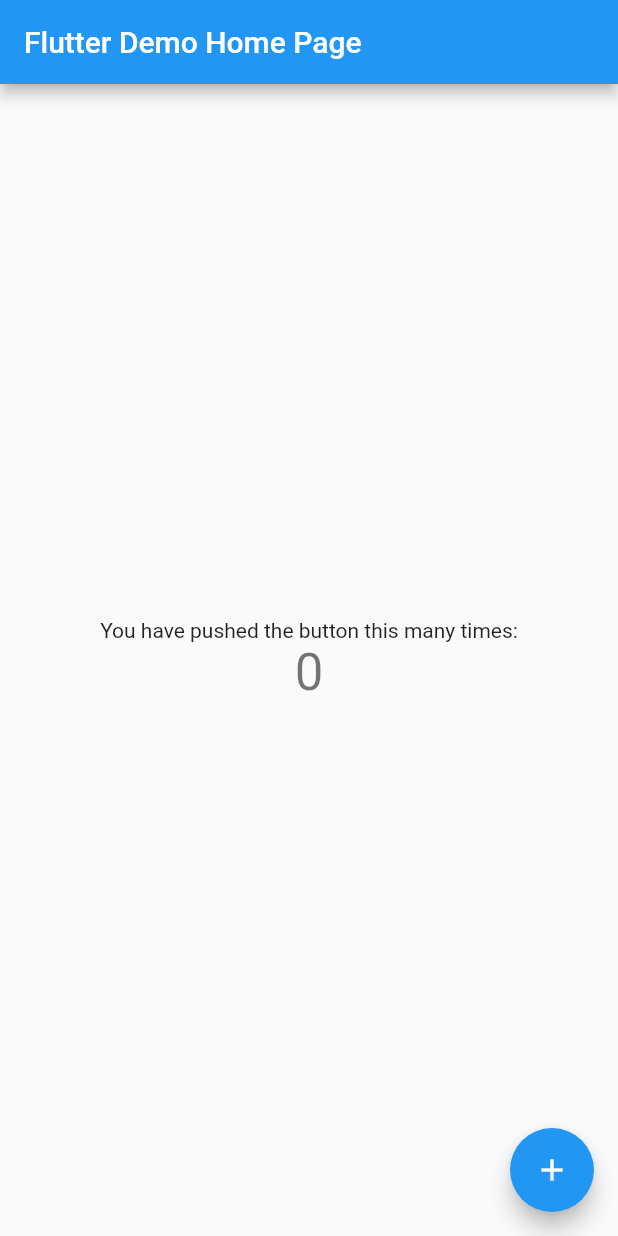
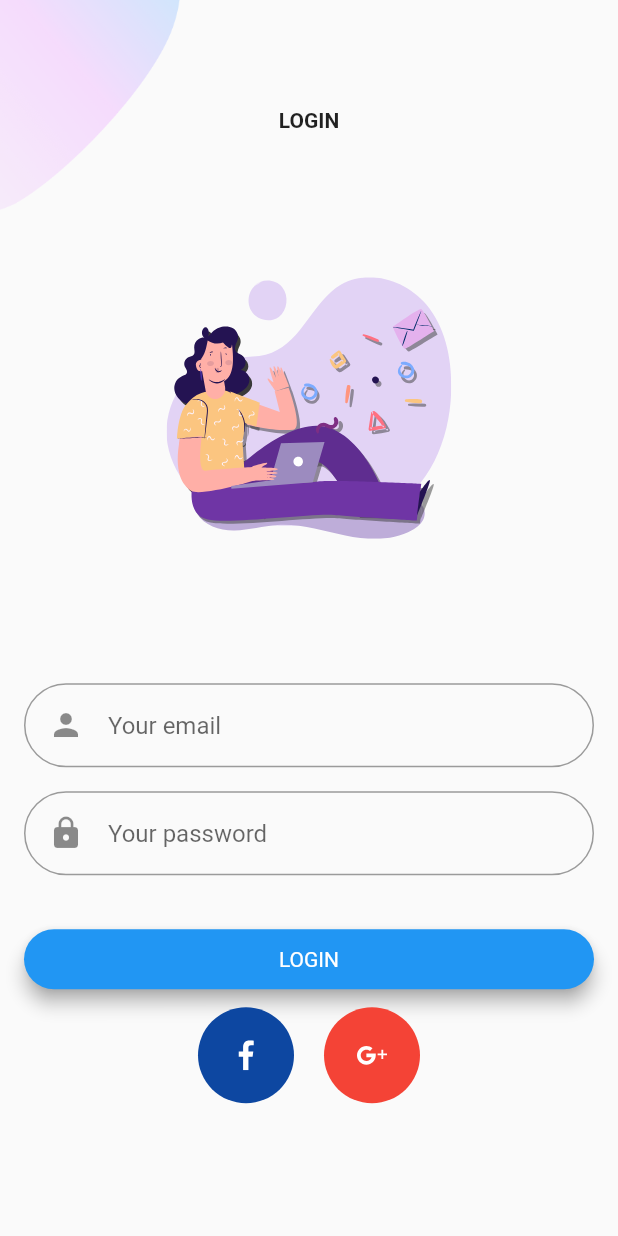
Before and after one commit to rao21/iba_course, a Flutter app: the screen it shows after launch, on a phone screen of 412 x 824 dp. Run offline on Flutter 3.47's test engine with Material 2 defaults, Android fonts, the phone set to English and light mode, and no system bars; our stand-ins replace flutter_svg.

Commit message:
Initial commit.

```diff
--- /dev/null
+++ b/lib/login.dart
@@ -0,0 +1,215 @@
+import 'package:flutter/material.dart';
+import 'package:flutter_svg/flutter_svg.dart';
+
+const double defaultPadding = 16.0;
+
+class Background extends StatelessWidget {
+  final Widget child;
+  const Background({
+    Key? key,
+    required this.child,
+    this.topImage = "assets/images/main_top.png",
+    this.bottomImage = "assets/images/login_bottom.png",
+  }) : super(key: key);
+
+  final String topImage, bottomImage;
+
+  @override
+  Widget build(BuildContext context) {
+    return Scaffold(
+      resizeToAvoidBottomInset: false,
+      body: SizedBox(
+        width: double.infinity,
+        height: MediaQuery.of(context).size.height,
+        child: Stack(
+          alignment: Alignment.center,
+          children: <Widget>[
+            Align(
+              alignment: Alignment.topLeft,
+              child: Image.asset(
+                topImage,
+                width: 120,
+              ),
+            ),
+            SafeArea(
+                child:
+                    Padding(padding: const EdgeInsets.all(16), child: child)),
+            // Align(
+            //   alignment: Alignment.bottomRight,
+            //   child: Image.asset(
+            //     bottomImage,
+            //     width: 120,
+            //   ),
+            // ),
+          ],
+        ),
+      ),
+    );
+  }
+}
+
+class MobileLoginScreen extends StatelessWidget {
+  const MobileLoginScreen({
+    Key? key,
+  }) : super(key: key);
+
+  @override
+  Widget build(BuildContext context) {
+    return Background(
+      child: SingleChildScrollView(
+        child: Column(
+          mainAxisAlignment: MainAxisAlignment.center,
+          children: <Widget>[
+            const Text(
+              "LOGIN",
+              style: TextStyle(fontWeight: FontWeight.bold),
+            ),
+            const SizedBox(height: defaultPadding * 2),
+            Row(
+              children: [
+                const Spacer(),
+                Expanded(
+                  flex: 2,
+                  child: SvgPicture.asset("assets/icons/login.svg"),
+                ),
+                const Spacer(),
+              ],
+            ),
+            const SizedBox(height: defaultPadding * 2),
+            Form(
+              child: Column(
+                children: [
+                  TextField(
+                    decoration: InputDecoration(
+                        prefixIcon: Padding(
+                          padding: const EdgeInsets.all(defaultPadding),
+                          child: Icon(Icons.person),
+                        ),
+                        hintText: "Your email",
+                        contentPadding: const EdgeInsets.all(15),
+                        border: OutlineInputBorder(
+                            borderRadius: BorderRadius.circular(30))),
+                    onChanged: (value) {
+                      // do something
+                    },
+
+                    keyboardType: TextInputType.emailAddress,
+                    textInputAction: TextInputAction.next,
+                    //cursorColor: kPrimaryColor,
+                    //onSaved: (email) {},
+                  ),
+                  Padding(
+                    padding:
+                        const EdgeInsets.symmetric(vertical: defaultPadding),
+                    child: TextFormField(
+                      textInputAction: TextInputAction.done,
+                      obscureText: true,
+                      //cursorColor: kPrimaryColor,
+                      decoration: InputDecoration(
+                          prefixIcon: const Padding(
+                            padding: EdgeInsets.all(defaultPadding),
+                            child: Icon(Icons.lock),
+                          ),
+                          hintText: "Your password",
+                          contentPadding: const EdgeInsets.all(15),
+                          border: OutlineInputBorder(
+                              borderRadius: BorderRadius.circular(30))),
+                    ),
+                  ),
+                  const SizedBox(height: defaultPadding),
+                  SizedBox(
+                    width: MediaQuery.of(context).size.width,
+                    child: ElevatedButton(
+                      onPressed: () {
+                        print("Doing everything");
+                      },
+                      child: const Text("LOGIN"),
+                      style: ElevatedButton.styleFrom(
+                        textStyle: const TextStyle(
+                          fontSize: 14,
+                        ),
+                        minimumSize: const Size(200, 40),
+                        shadowColor: Colors.grey,
+                        elevation: 5,
+                        side: const BorderSide(
+                            color: Colors.transparent,
+                            width: 2,
+                            style: BorderStyle.solid),
+                        shape: RoundedRectangleBorder(
+                          borderRadius: BorderRadius.circular(30),
+                        ),
+                        tapTargetSize: MaterialTapTargetSize.padded,
+                      ),
+                    ),
+                  ),
+                  const SizedBox(
+                    height: 8,
+                  ),
+                  const SocialSignUp(),
+                  const SizedBox(height: defaultPadding),
+                ],
+              ),
+            ),
+          ],
+        ),
+      ),
+    );
+  }
+}
+
+class SocialSignUp extends StatelessWidget {
+  const SocialSignUp({
+    Key? key,
+  }) : super(key: key);
+
+  @override
+  Widget build(BuildContext context) {
+    return Row(
+      mainAxisAlignment: MainAxisAlignment.center,
+      children: [
+        GestureDetector(
+          onTap: () {},
+          child: Container(
+            margin: const EdgeInsets.symmetric(horizontal: 10),
+            padding: const EdgeInsets.all(20),
+            decoration: BoxDecoration(
+              color: Colors.blue[900],
+              border: Border.all(
+                width: 2,
+                color: Colors.transparent,
+              ),
+              shape: BoxShape.circle,
+            ),
+            child: SvgPicture.asset(
+              'assets/icons/facebook.svg',
+              height: 20,
+              width: 20,
+              color: Colors.white,
+            ),
+          ),
+        ),
+        GestureDetector(
+          onTap: () {},
+          child: Container(
+            margin: const EdgeInsets.symmetric(horizontal: 10),
+            padding: const EdgeInsets.all(20),
+            decoration: BoxDecoration(
+              color: Colors.red,
+              border: Border.all(
+                width: 2,
+                color: Colors.transparent,
+              ),
+              shape: BoxShape.circle,
+            ),
+            child: SvgPicture.asset(
+              'assets/icons/google-plus.svg',
+              height: 20,
+              width: 20,
+              color: Colors.white,
+            ),
+          ),
+        )
+      ],
+    );
+  }
+}
--- a/lib/main.dart
+++ b/lib/main.dart
@@ -1,4 +1,5 @@
 import 'package:flutter/material.dart';
+import 'package:iba_course/login.dart';
 
 void main() {
   runApp(const MyApp());
@@ -13,7 +14,7 @@ class MyApp extends StatelessWidget {
       theme: ThemeData(
         primarySwatch: Colors.blue,
       ),
-      home: const MyHomePage(title: 'Flutter Demo Home Page'),
+      home: Scaffold(body: const MobileLoginScreen()),
     );
   }
 }
@@ -44,7 +45,7 @@ class _MyHomePageState extends State<MyHomePage> {
       ),
       body: Center(
         child: Column(
-         mainAxisAlignment: MainAxisAlignment.center,
+          mainAxisAlignment: MainAxisAlignment.center,
           children: <Widget>[
             const Text(
               'You have pushed the button this many times:',
```
Also changed, not shown: pubspec.yaml (+4 -3 lines), assets/icons/chat.svg (added), assets/icons/facebook.svg (added), assets/icons/google-plus.svg (added), assets/icons/login.svg (added), assets/icons/signup.svg (added), assets/icons/twitter.svg (added), assets/images/login_bottom.png (added), assets/images/main_bottom.png (added), assets/images/main_top.png (added), assets/images/signup_top.png (added), pubspec.lock, 5 other files.
